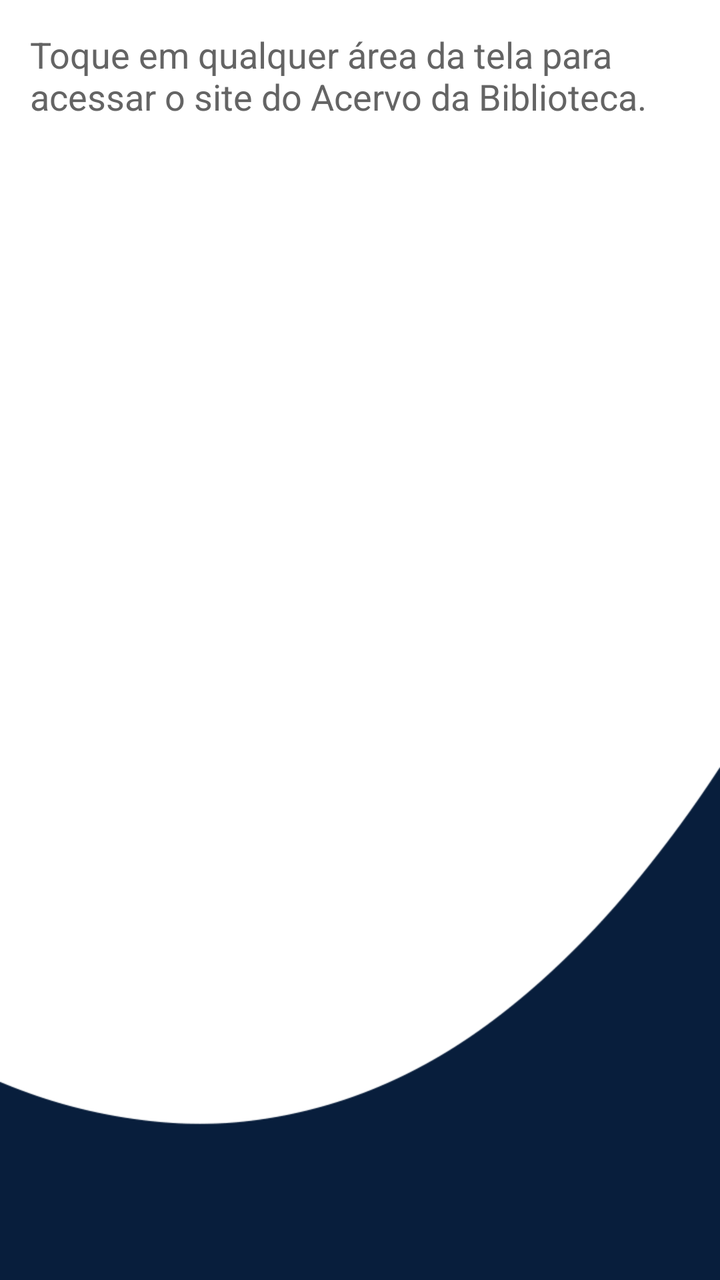
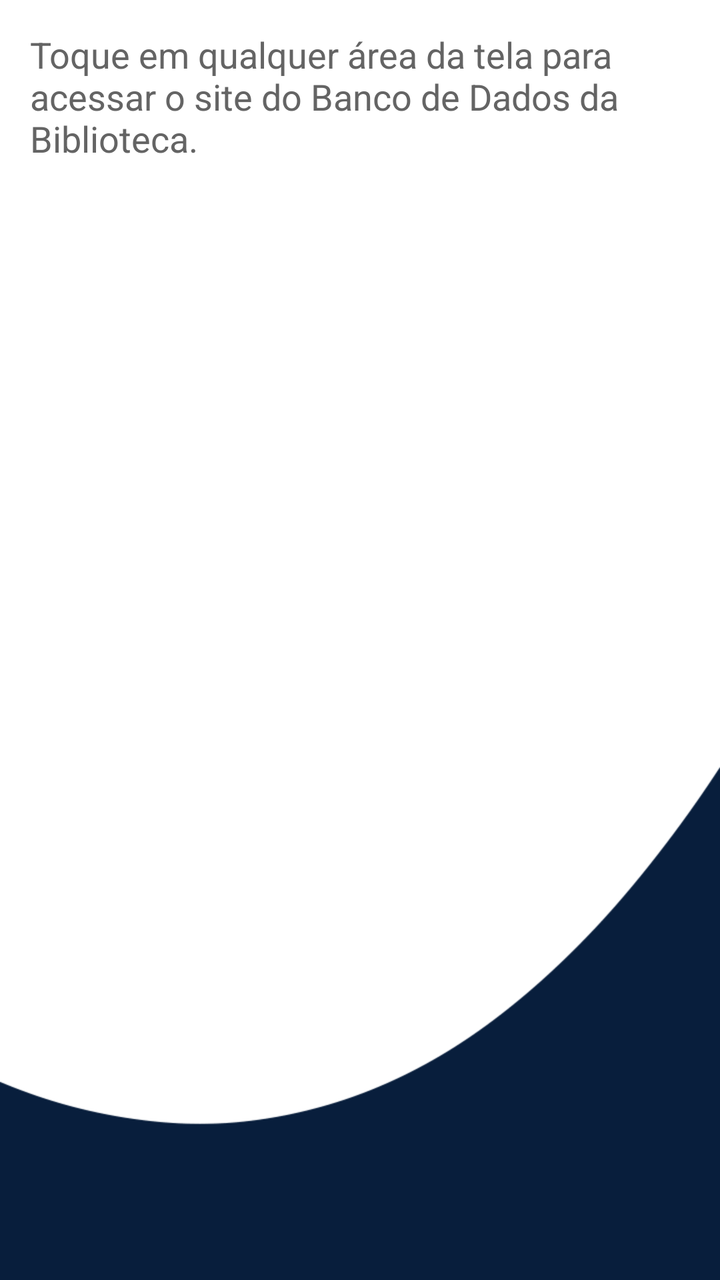

Compare the two renders of this Android layout. The source of the first and the diff that turns it into the second are given below.
<!-- AndroidManifest.xml: application theme Theme.ProjetoBiblioteca -->
<!-- res/layout/fragment_base_dados.xml -->
<LinearLayout
    xmlns:android="http://schemas.android.com/apk/res/android"
    xmlns:tools="http://schemas.android.com/tools"
    android:layout_width="match_parent"
    android:layout_height="match_parent"
    android:background="@drawable/back3"
    android:orientation="vertical"
    tools:context=".ui.base_dados.BaseDadosFragment">

    <TextView
        android:layout_width="match_parent"
        android:layout_height="wrap_content"
        android:layout_margin="15dp"
        android:text="@string/acervo_1"
        android:textColor="@color/cinza_escuro"
        android:textSize="18sp" />

</LinearLayout>
<!-- resources referenced by this layout -->
<resources>
  <color name="cinza_escuro">#646464</color>
  <!-- drawable back3: png bitmap (drawable, 13204 bytes) -->
  <string name="acervo_1">Toque em qualquer área da tela para acessar o site do Acervo da Biblioteca.</string>
  <style name="Theme.ProjetoBiblioteca" parent="Base.Theme.ProjetoBiblioteca" />
  <style name="Base.Theme.ProjetoBiblioteca" parent="Theme.Material3.DayNight.NoActionBar">
      <item name="android:navigationBarColor">@color/azuluni</item>
      </style>
  <color name="azuluni">#091E3D</color>
</resources>

<!-- the commit's change to res/layout/fragment_base_dados.xml (unified diff, before → after) -->
@@ -11,7 +11,7 @@
         android:layout_width="match_parent"
         android:layout_height="wrap_content"
         android:layout_margin="15dp"
-        android:text="@string/acervo_1"
+        android:text="@string/banco_dados_1"
         android:textColor="@color/cinza_escuro"
         android:textSize="18sp" />
 
<!-- resource entries referenced after the edit -->
@@ -2,7 +2,7 @@
 <resources>
   <color name="cinza_escuro">#646464</color>
   <!-- drawable back3: png bitmap (drawable, 13204 bytes) -->
-  <string name="acervo_1">Toque em qualquer área da tela para acessar o site do Acervo da Biblioteca.</string>
+  <string name="banco_dados_1">Toque em qualquer área da tela para acessar o site do Banco de Dados da Biblioteca.</string>
   <style name="Theme.ProjetoBiblioteca" parent="Base.Theme.ProjetoBiblioteca" />
   <style name="Base.Theme.ProjetoBiblioteca" parent="Theme.Material3.DayNight.NoActionBar">
       <item name="android:navigationBarColor">@color/azuluni</item>
